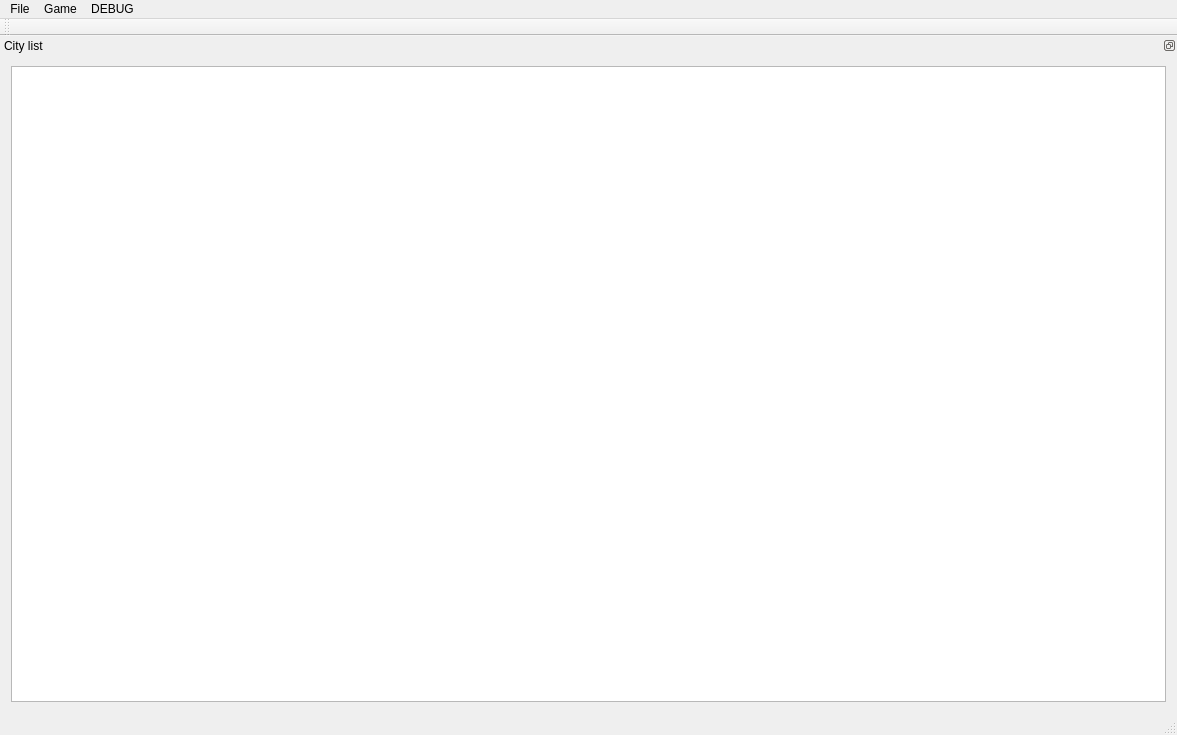
This is mainwindow.ui in ORBAT/epidemic as Qt 5 draws it before an edit. The edited form follows.
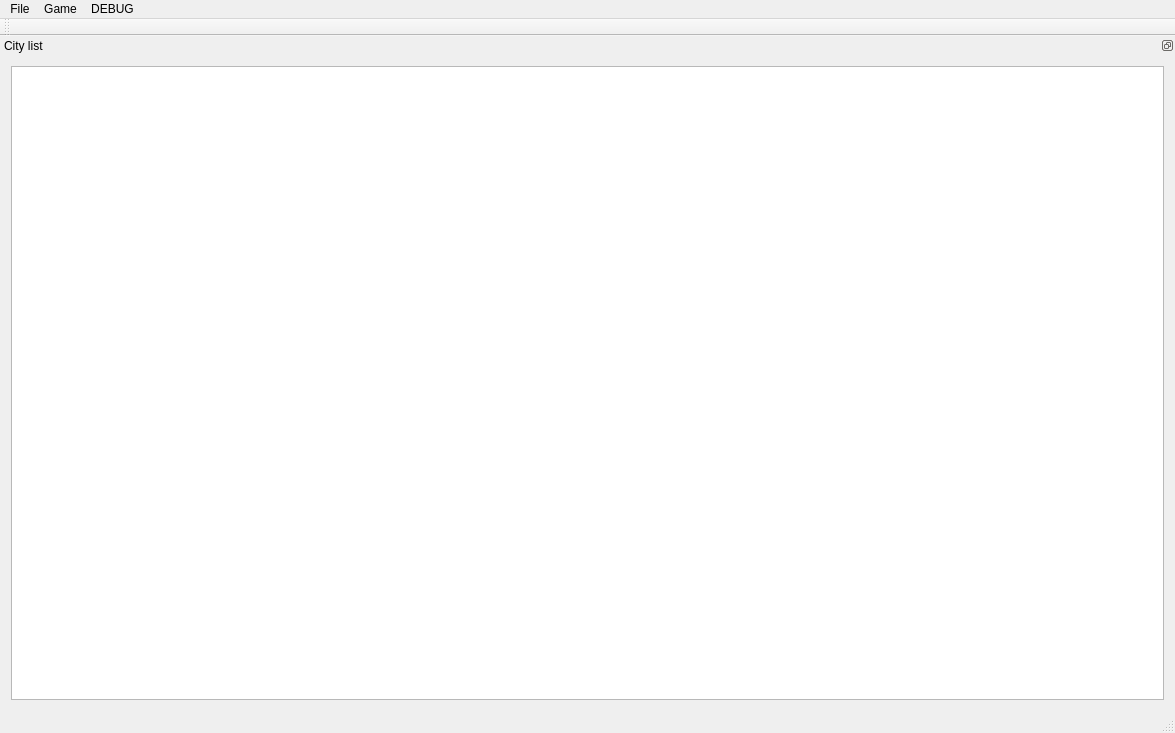
This is the edited form.

```diff
--- a/mainwindow.ui
+++ b/mainwindow.ui
@@ -6,8 +6,8 @@
    <rect>
     <x>0</x>
     <y>0</y>
-    <width>1177</width>
-    <height>735</height>
+    <width>1175</width>
+    <height>733</height>
    </rect>
   </property>
   <property name="windowTitle">
@@ -22,7 +22,7 @@
     <rect>
      <x>0</x>
      <y>0</y>
-     <width>1177</width>
+     <width>1175</width>
      <height>21</height>
     </rect>
    </property>
```
Left out of the diff: 10 changed lines with no effect on the pictures.
